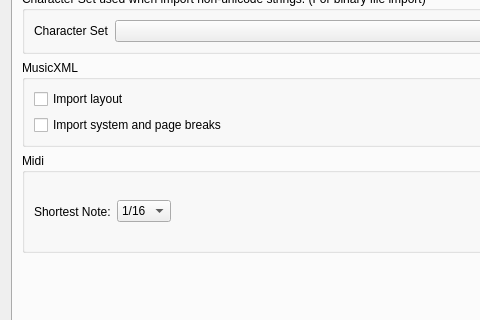
Old version of the form mscore/mscore/prefsdialog.ui in the repository musescore/musescore-old; both pictures show x 0 to 480 and y 150 to 470 of the 737 by 590 pixel window.
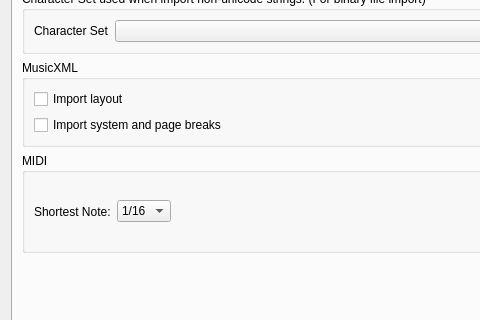
New version of the form. The open tabs and pages were chosen to show the change. Custom widgets are drawn as their Qt base class.

```diff
--- a/mscore/mscore/prefsdialog.ui
+++ b/mscore/mscore/prefsdialog.ui
@@ -2294,7 +2294,7 @@
           </size>
          </property>
          <property name="title">
-          <string>Midi</string>
+          <string>MIDI</string>
          </property>
          <layout class="QHBoxLayout" name="horizontalLayout_10">
           <item>
```
Left out of the diff: 2 changed lines with no effect on the pictures.
